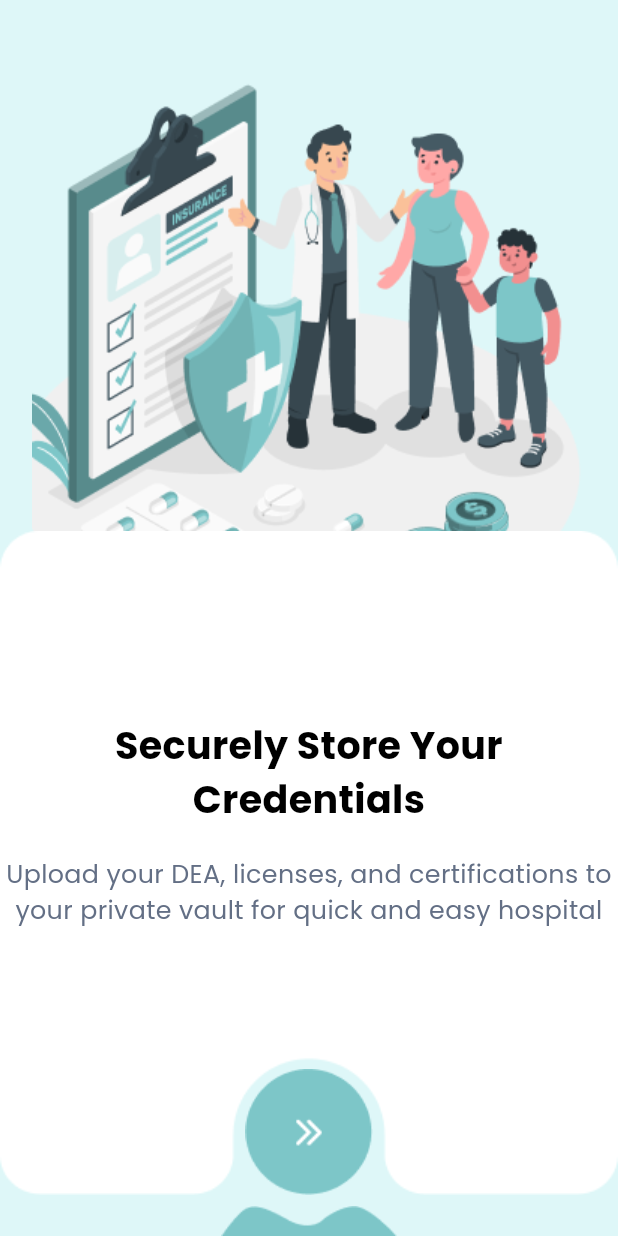
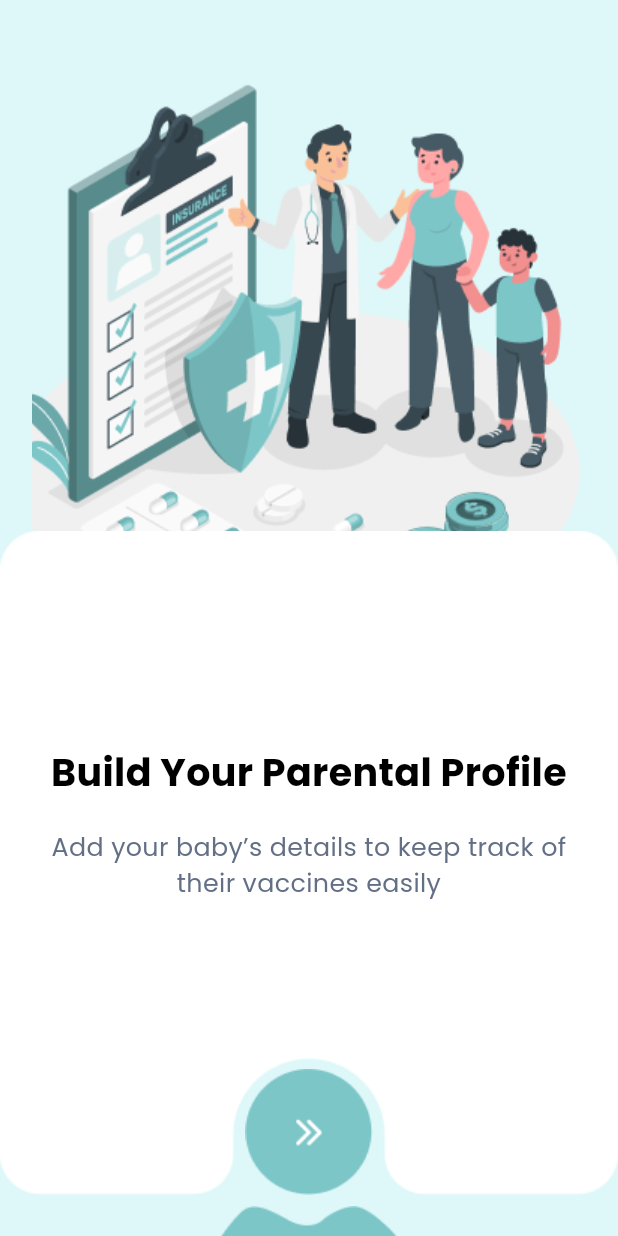
Before and after one commit to Nifat130/baby_vax, a Flutter app: the OnboardingScreenTwo screen opened directly, on a phone screen of 412 x 824 dp. Run offline on Flutter 3.47's test engine with Material 3 defaults, Android fonts, the phone set to English and light mode, and no system bars; our stand-ins replace flutter_spinkit, get, google_fonts, logger, shared_preferences; accounts and stored records are empty.

Commit message:
onbording second screen done by Nifat

```diff
--- a/lib/features/onboarding/screens/onboarding_screen_one.dart
+++ b/lib/features/onboarding/screens/onboarding_screen_one.dart
@@ -35,17 +35,17 @@ class OnboardingScreenOne extends StatelessWidget {
                   bottom: -280.h,
                   child: Align(
                     alignment: Alignment.center,
+                    child: Padding(
+                      padding: EdgeInsets.symmetric(horizontal: 16.w),
                       child: Column(
                         mainAxisAlignment: MainAxisAlignment.center,
                         crossAxisAlignment: CrossAxisAlignment.center,
                         children: [
                           CustomText(text: "Build Your Hospital \nProfile", maxLines: 2, fontSize: 24.sp, fontWeight: FontWeight.w700, textAlign: TextAlign.center,),
                           SizedBox(height: 20.h,),
-                        SizedBox(
-                          width: 350.w,
-                          child: CustomText(text: "Showcase your healthcare credentials to build trust with families.", maxLines: 2, fontSize: 16.sp, fontWeight: FontWeight.w400, textAlign: TextAlign.center, color: AppColors.textSecondary,),
+                          CustomText(text: "Showcase your healthcare credentials to build trust with families.", maxLines: 2, fontSize: 16.sp, fontWeight: FontWeight.w400, textAlign: TextAlign.center, color: AppColors.textSecondary,),
+                        ],
                       ),
-                      ],
                     ),
                   )
               ),
--- a/lib/features/onboarding/screens/onboarding_screen_two.dart
+++ b/lib/features/onboarding/screens/onboarding_screen_two.dart
@@ -35,14 +35,17 @@ class OnboardingScreenTwo extends StatelessWidget {
                   bottom: -280.h,
                   child: Align(
                     alignment: Alignment.center,
+                    child: Padding(
+                      padding: EdgeInsets.symmetric(horizontal: 16.w),
                       child: Column(
                         mainAxisAlignment: MainAxisAlignment.center,
                         crossAxisAlignment: CrossAxisAlignment.center,
                         children: [
-                        CustomText(text: "Securely Store Your \nCredentials", maxLines: 2, fontSize: 24.sp, fontWeight: FontWeight.w700, textAlign: TextAlign.center,),
+                          CustomText(text: "Build Your Parental Profile", maxLines: 2, fontSize: 24.sp, fontWeight: FontWeight.w700, textAlign: TextAlign.center,),
                           SizedBox(height: 20.h,),
-                        CustomText(text: "Upload your DEA, licenses, and certifications to your private vault for quick and easy hospital sharing.", maxLines: 2, fontSize: 16.sp, fontWeight: FontWeight.w400, textAlign: TextAlign.center, color: AppColors.textSecondary,),
+                          CustomText(text: "Add your baby’s details to keep track of their vaccines easily", maxLines: 2, fontSize: 16.sp, fontWeight: FontWeight.w400, textAlign: TextAlign.center, color: AppColors.textSecondary,),
                         ],
+                      ),
                     ),
                   )
               ),
```
Lines whose indentation alone changed are shown as unchanged.
